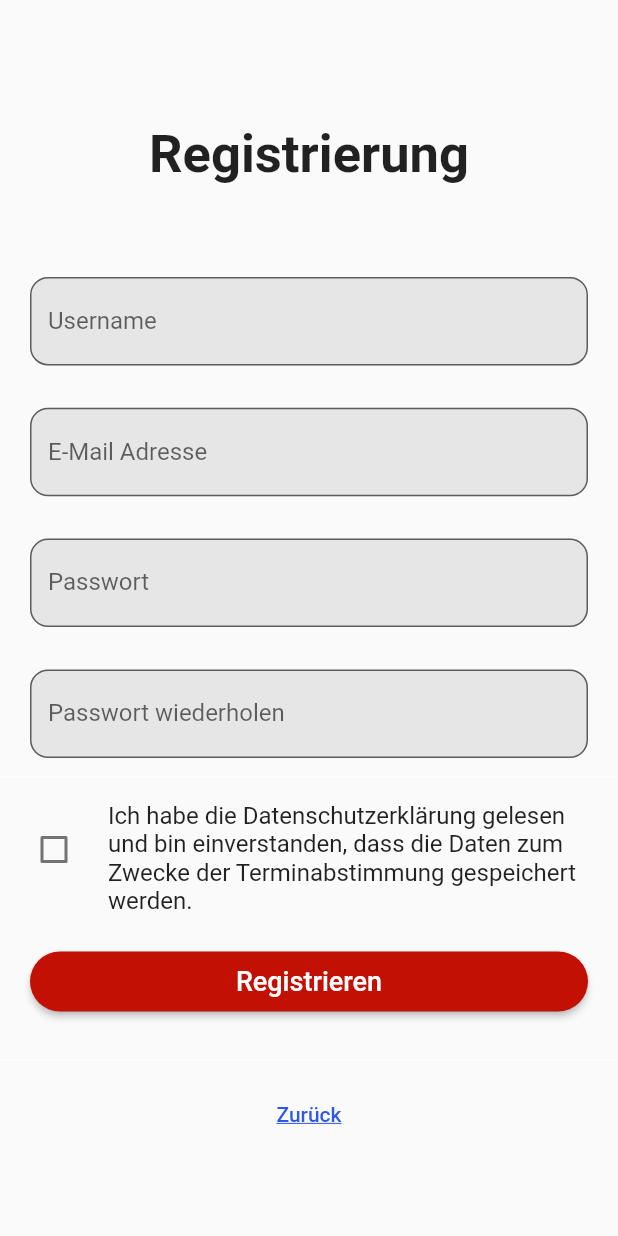
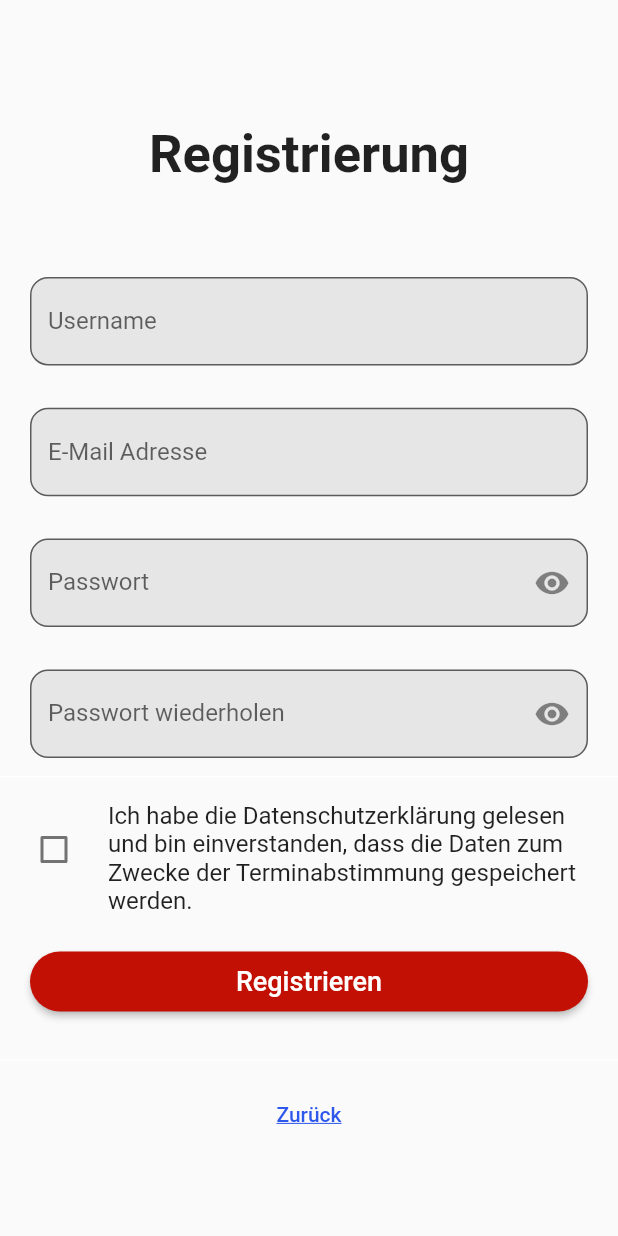
Before and after one commit to hytechat/termino-dev, a Flutter app: the screen it shows after launch, after a tap on "Login", after a tap on "REGISTRIEREN", on a phone screen of 412 x 824 dp. Run offline on Flutter 3.47's test engine with Material 2 defaults, Android fonts, the phone set to English and light mode, and no system bars; our stand-ins replace email_validator, flutter_tts, fluttertoast, image_picker, shared_preferences, string_validator; missing offline and left inert: syncfusion_flutter_pdfviewer, syncfusion_flutter_pdfviewer_web.

Commit message:
"Auge" hinzugefügt in Login und Registrierung

```diff
--- a/frontend/lib/pages/pagesGeruest/views/login_page.dart
+++ b/frontend/lib/pages/pagesGeruest/views/login_page.dart
@@ -14,6 +14,8 @@ class Login extends StatefulWidget {
 
 class _LoginState extends State<Login> {
   final formKey = GlobalKey<FormState>();
+
+  bool _obscureText = true;
 
   //2 Controller um User Input zu holen
   final UserController = TextEditingController();
@@ -98,8 +100,16 @@ class _LoginState extends State<Login> {
                 padding: const EdgeInsets.fromLTRB(20, 20, 20, 0),
                 child: TextFormField(
                   controller: PasswController,
-                  obscureText: true,
+                  obscureText: _obscureText,
                   decoration: InputDecoration(
+                    suffixIcon: GestureDetector(
+                      onTap: () {
+                        setState(() {
+                          _obscureText = !_obscureText;
+                        });
+                      },
+                      child: Icon(_obscureText ? Icons.visibility : Icons.visibility_off),
+                    ),
                     filled: true,
                     fillColor: const Color.fromRGBO(230, 230, 230, 1),
                     border: OutlineInputBorder(
@@ -144,7 +154,10 @@ class _LoginState extends State<Login> {
                               true) {
                         Navigator.pushReplacementNamed(context, '/navigation');
                         ScaffoldMessenger.of(context).showSnackBar(
-                          const SnackBar(content: Text('Erfolgreicher Login!'), backgroundColor: Colors.green,),
+                          const SnackBar(
+                            content: Text('Erfolgreicher Login!'),
+                            backgroundColor: Colors.green,
+                          ),
                         );
                       } else if (formKey.currentState!.validate() &&
                           userCheck(
--- a/frontend/lib/pages/pagesGeruest/views/register_page.dart
+++ b/frontend/lib/pages/pagesGeruest/views/register_page.dart
@@ -10,6 +10,10 @@ class RegisterPage extends StatefulWidget {
 
 class _RegisterPageState extends State<RegisterPage> {
   final formKey = GlobalKey<FormState>();
+
+  //Booleans um Passwort aufzudecken
+  bool _obscureText = true;
+  bool _obscureText2 = true;
 
   //Controller um User Input zu holen
   final UserController = TextEditingController();
@@ -147,9 +151,19 @@ class _RegisterPageState extends State<RegisterPage> {
               Padding(
                 padding: const EdgeInsets.fromLTRB(20, 20, 20, 0),
                 child: TextFormField(
-                  obscureText: true,
+                  obscureText: _obscureText,
                   controller: PasswController,
                   decoration: InputDecoration(
+                    suffixIcon: GestureDetector(
+                      onTap: () {
+                        setState(() {
+                          _obscureText = !_obscureText;
+                        });
+                      },
+                      child: Icon(_obscureText
+                          ? Icons.visibility
+                          : Icons.visibility_off),
+                    ),
                     filled: true,
                     fillColor: const Color.fromRGBO(230, 230, 230, 1),
                     border: OutlineInputBorder(
@@ -176,9 +190,19 @@ class _RegisterPageState extends State<RegisterPage> {
               Padding(
                 padding: const EdgeInsets.fromLTRB(20, 20, 20, 0),
                 child: TextFormField(
-                  obscureText: true,
+                  obscureText: _obscureText2,
                   controller: PassWdhController,
                   decoration: InputDecoration(
+                    suffixIcon: GestureDetector(
+                      onTap: () {
+                        setState(() {
+                          _obscureText2 = !_obscureText2;
+                        });
+                      },
+                      child: Icon(_obscureText2
+                          ? Icons.visibility
+                          : Icons.visibility_off),
+                    ),
                     filled: true,
                     fillColor: const Color.fromRGBO(230, 230, 230, 1),
                     border: OutlineInputBorder(
@@ -224,13 +248,15 @@ class _RegisterPageState extends State<RegisterPage> {
                     shape: const StadiumBorder(),
                   ),
                   onPressed: () {
-                    if (formKey.currentState!.validate() && _checkBoxListTile == true) {
+                    if (formKey.currentState!.validate() &&
+                        _checkBoxListTile == true) {
                       Navigator.pushReplacementNamed(context, '/navigation');
                       ScaffoldMessenger.of(context).showSnackBar(
                         const SnackBar(
                             content: Text('Registration successful!')),
                       );
-                    } else if (formKey.currentState!.validate() && _checkBoxListTile == false) {
+                    } else if (formKey.currentState!.validate() &&
+                        _checkBoxListTile == false) {
                       datenschutzMessage();
                     }
                   },
```
Also changed, not shown: 1 other file.
